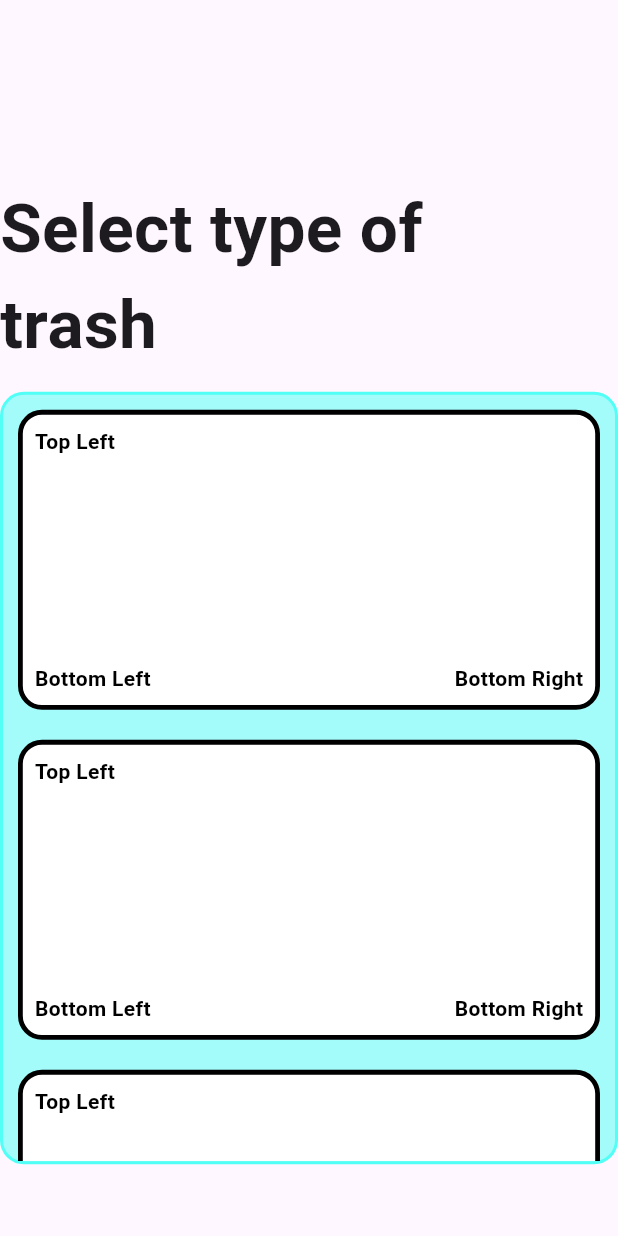
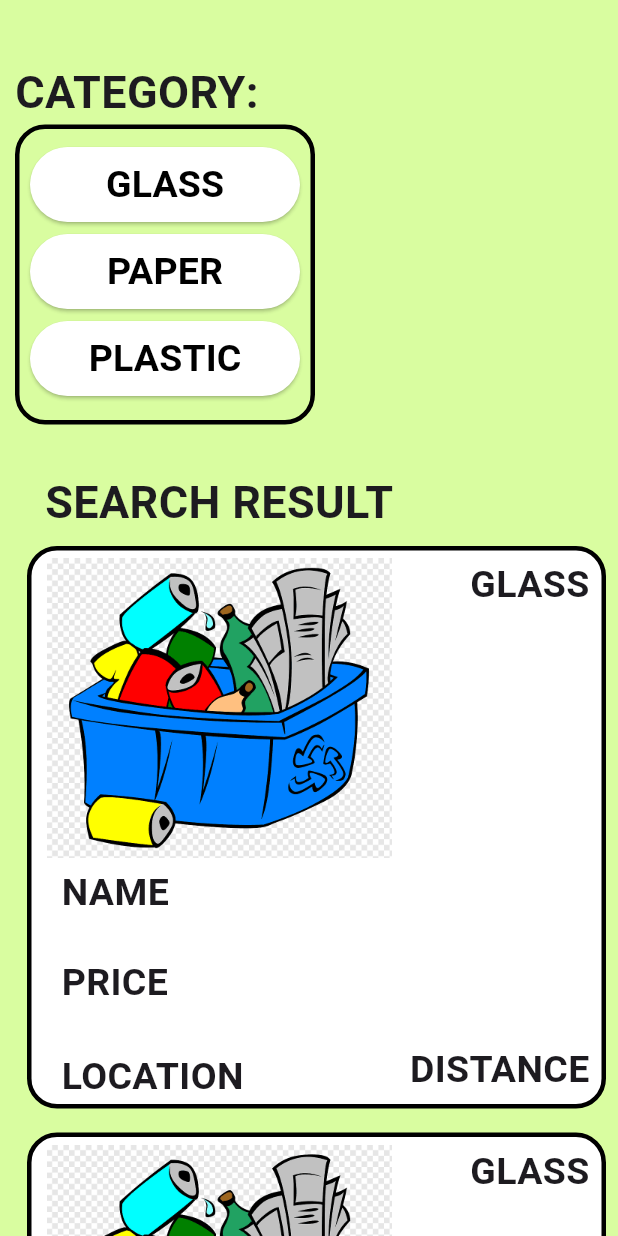
Before and after one commit to londonn23/unnamed_hackathon_project, a Flutter app: the screen it shows after launch, after a tap on "go to page 2", on a phone screen of 412 x 824 dp. Run offline on Flutter 3.47's test engine with Material 3 defaults, Android fonts, the phone set to English and light mode, and no system bars.

Commit message:
few advanced features remains

```diff
--- a/lib/main.dart
+++ b/lib/main.dart
@@ -40,6 +40,6 @@ class _MainAppState extends State<MainApp> {
           ),
         ),
       ),
-    );
+    debugShowCheckedModeBanner: false,);
   }
 }
--- a/lib/trash_selection.dart
+++ b/lib/trash_selection.dart
@@ -1,3 +1,4 @@
+// import 'package:flutter/foundation.dart';
 import 'package:flutter/material.dart';
 
 class TrashSelection extends StatefulWidget {
@@ -8,47 +9,123 @@ class TrashSelection extends StatefulWidget {
 }
 
 class _TrashSelectionState extends State<TrashSelection> {
+  Set<String> selectedCategories = {};
+  bool isGlassToggled = false; // Added
+  bool isPaperToggled = false; // Added
+  bool isPlasticToggled = false; // Added
+  List<String> trashType = [
+    "GLASS",
+    "PAPER",
+    "PLASTIC",
+    "PLASTIC",
+    "PAPER",
+    "GLASS"
+  ];
   @override
   Widget build(BuildContext context) {
-    final screenHeight = MediaQuery.of(context).size.height;
+    List<String> filteredTrashType = selectedCategories.isEmpty
+    ? trashType
+    : trashType.where((type) => selectedCategories.contains(type)).toList();
+    filteredTrashType.sort((a, b) => a.compareTo(b));
     return MaterialApp(
-      home: Scaffold(
-        body: Column(
+      theme: ThemeData(
+          scaffoldBackgroundColor: const Color.fromARGB(179, 201, 252, 119)),
+      home: SafeArea(
+        child: Scaffold(
+          body: Padding(
+            padding: const EdgeInsets.only(top: 40, left: 10),
+            child: Column(
+              crossAxisAlignment: CrossAxisAlignment.start,
               children: [
-            Padding(
-              padding: const EdgeInsets.only(top: 120, right: 40, bottom: 5),
-              child: Text(
-                "Select type of trash",
-                style: TextStyle(fontSize: 45, fontWeight: FontWeight.bold),
+                Text(
+                  "CATEGORY:",
+                  style: TextStyle(
+                    fontSize: 30,
+                    fontWeight: FontWeight.bold,
+                  ),
+                ),
+                Container(
+                  height: 200,
+                  width: 200,
+                  decoration: BoxDecoration(
+                      borderRadius: BorderRadius.circular(20),
+                      border: Border.all(width: 3, color: Colors.black)),
+                  child: Column(
+                    children: [
+                      SizedBox(
+                        height: 12,
+                      ),
+                      TrashButton(
+                        category: "GLASS",
+                        isToggled: isGlassToggled,
+                        onPressed: () {
+                          setState(() {
+                            isGlassToggled = !isGlassToggled;
+                            if (selectedCategories.contains("GLASS")) {
+                                selectedCategories.remove("GLASS");
+                              } else {
+                                selectedCategories.add("GLASS");
+                              }
+                          });
+                        },
+                      ),
+                      SizedBox(
+                        height: 8,
+                      ),
+                      TrashButton(
+                        category: "PAPER",
+                        isToggled: isPaperToggled,
+                        onPressed: () {
+                          setState(() {
+                            isPaperToggled = !isPaperToggled;
+                            if (selectedCategories.contains("PAPER")) {
+                                selectedCategories.remove("PAPER");
+                              } else {
+                                selectedCategories.add("PAPER");
+                              }
+                          });
+                        },
+                      ),
+                      SizedBox(
+                        height: 8,
+                      ),
+                      TrashButton(
+                        category: "PLASTIC",
+                        isToggled: isPlasticToggled,
+                        onPressed: () {
+                          setState(() {
+                            isPlasticToggled = !isPlasticToggled;
+                            if (selectedCategories.contains("PLASTIC")) {
+                                selectedCategories.remove("PLASTIC");
+                              } else {
+                                selectedCategories.add("PLASTIC");
+                              }
+                          });
+                        },
+                      ),
+                    ],
                   ),
                 ),
                 Padding(
-              padding: EdgeInsets.only(top: screenHeight * 0.01),
-              child: Container(
-                decoration: BoxDecoration(
-                    color: const Color.fromARGB(134, 81, 255, 246),
-                    borderRadius: BorderRadius.circular(16),
-                    border: Border.all(
-                      color: const Color.fromARGB(255, 81, 255, 246),
-                      width: 2,
-                    )),
-                child: SizedBox(
-                  height: screenHeight * 0.62,
-                  child: ListView(
-                    children: [
-                      SquareFrame(),
-                      SquareFrame(),
-                      SquareFrame(),
-                      SquareFrame(),
-                      SquareFrame(),
-                      SquareFrame(),
-                      SquareFrame(),
+                  padding: const EdgeInsets.only(top: 30, left: 20),
+                  child: Text(
+                    "SEARCH RESULT",
+                    style: TextStyle(fontSize: 30, fontWeight: FontWeight.bold),
+                  ),
+                ),
+                Expanded(
+                  child: Center(
+                    child: ListView.builder(
+                      itemCount: filteredTrashType.length,
+                      itemBuilder: (context, index) {
+                        return ItemListing(trashType: filteredTrashType, index: index);
+                      },
+                    ),
+                  ),
+                )
               ],
             ),
           ),
-              ),
-            ),
-          ],
         ),
       ),
       debugShowCheckedModeBanner: false,
@@ -56,68 +133,103 @@ class _TrashSelectionState extends State<TrashSelection> {
   }
 }
 
-class SquareFrame extends StatelessWidget {
-  const SquareFrame({
+class ItemListing extends StatelessWidget {
+  final List<String> trashType;
+  final int index;
+  const ItemListing({
     super.key,
+    required this.trashType,
+    required this.index
   });
 
   @override
   Widget build(BuildContext context) {
     return Padding(
-        padding: const EdgeInsets.all(10),
+      padding: const EdgeInsets.all(8.0),
       child: Container(
-          height: 200,
+        height: 375,
         decoration: BoxDecoration(
-              color: const Color.fromARGB(255, 255, 255, 255),
-              borderRadius: BorderRadius.circular(16),
-              border: Border.all(
-                color: Colors.black, // Border color
-                width: 3.2,
-              ) // Border width
-              ),
+            color: Colors.white,
+            border: Border.all(width: 3, color: Colors.black),
+            borderRadius: BorderRadius.circular(20)),
         child: Stack(
           children: [
-              // Bottom-Left Text
-              const Positioned(
-                bottom: 8, // Positioned 8px from the bottom
-                left: 8, // Positioned 8px from the left
-                child: Text(
-                  "Bottom Left",
-                  style: TextStyle(
-                    fontSize: 14,
-                    fontWeight: FontWeight.bold,
-                    color: Colors.black,
+            Positioned(
+              top: 5, // Adjust top position
+              left: 0, // Adjust left position
+              child: Image.asset(
+                r'assets/png-transparent-paper-recycling-symbol-materials-s-recycling-waste-recycling-bin.png', // Path to your image
+                width: 250, // Set image width
+                height: 200, // Set image height
               ),
             ),
-              ),
-              // Bottom-Right Text
-              const Positioned(
-                bottom: 8, // Positioned 8px from the bottom
-                right: 8, // Positioned 8px from the right
+            Positioned(
+                top: 210,
+                left: 20,
                 child: Text(
-                  "Bottom Right",
-                  style: TextStyle(
-                    fontSize: 14,
-                    fontWeight: FontWeight.bold,
-                    color: Colors.black,
+                  "NAME",
+                  style: TextStyle(fontSize: 25, fontWeight: FontWeight.bold),
+                )),
+            Positioned(
+                top: 270,
+                left: 20,
+                child: Text(
+                  "PRICE",
+                  style: TextStyle(fontSize: 25, fontWeight: FontWeight.bold),
+                )),
+            Positioned(
+                bottom: 0,
+                left: 20,
+                child: Text(
+                  "LOCATION",
+                  style: TextStyle(fontSize: 25, fontWeight: FontWeight.bold),
+                )),
+            Positioned(
+                top: 5,
+                right: 8,
+                child: Text(
+                  trashType[index],
+                  style: TextStyle(fontSize: 25, fontWeight: FontWeight.bold),
+                )),
+            Positioned(
+                bottom: 5,
+                right: 8,
+                child: Text(
+                  "DISTANCE",
+                  style: TextStyle(fontSize: 25, fontWeight: FontWeight.bold),
+                ))
+          ],
         ),
       ),
-              ),
-              // Optional: Add more texts or widgets
-              const Positioned(
-                top: 8, // Positioned 8px from the top
-                left: 8, // Positioned 8px from the left
+    );
+  }
+}
+
+class TrashButton extends StatelessWidget {
+  final String category;
+  final bool isToggled;
+  final Color defaultColor = Colors.white;
+  final Color selectedColor = Color.fromARGB(255, 120, 247, 124);
+  final VoidCallback onPressed;
+
+  TrashButton(
+      {super.key,
+      required this.category,
+      required this.onPressed,
+      required this.isToggled});
+
+  @override
+  Widget build(BuildContext context) {
+    return ElevatedButton(
+        onPressed: onPressed,
+        style: ElevatedButton.styleFrom(
+            minimumSize: Size(180, 50),
+            backgroundColor:
+                isToggled ? Color.fromARGB(255, 120, 247, 124) : Colors.white,
+            foregroundColor: Colors.black),
         child: Text(
-                  "Top Left",
-                  style: TextStyle(
-                    fontSize: 14,
-                    fontWeight: FontWeight.bold,
-                    color: Colors.black,
-                  ),
-                ),
-              ),
-            ],
-          ),
+          category,
+          style: TextStyle(fontSize: 25, fontWeight: FontWeight.bold),
         ));
   }
 }
--- a/pubspec.yaml
+++ b/pubspec.yaml
@@ -17,3 +17,5 @@ dev_dependencies:
 
 flutter:
   uses-material-design: true
+  assets:
+  - assets/
```
Also changed, not shown: assets/png-transparent-paper-recycling-symbol-materials-s-recycling-waste-recycling-bin.png (added). Lines whose indentation alone changed are shown as unchanged.
